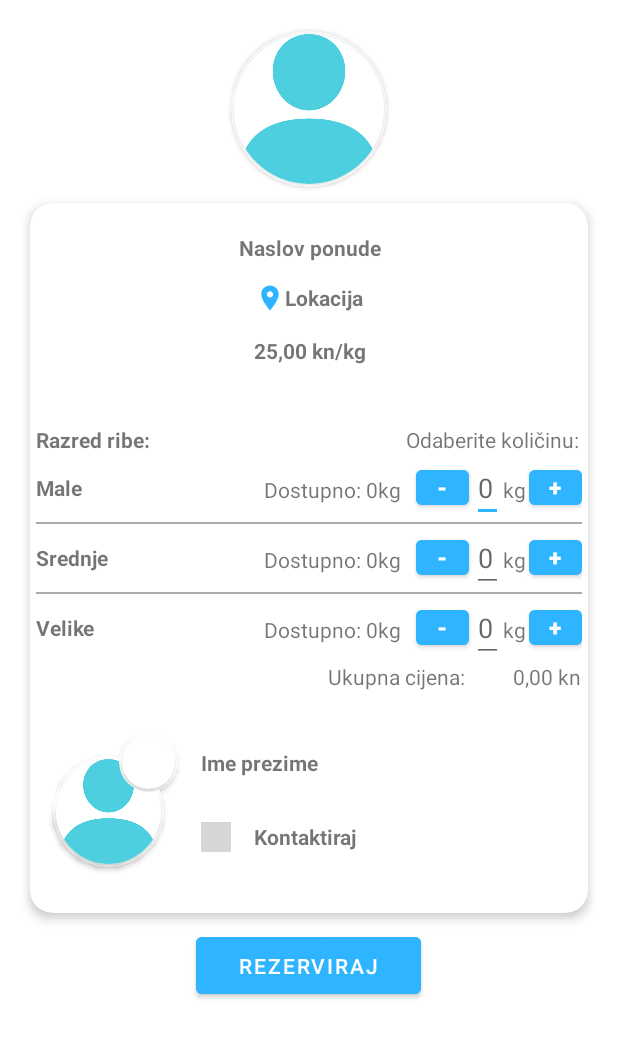
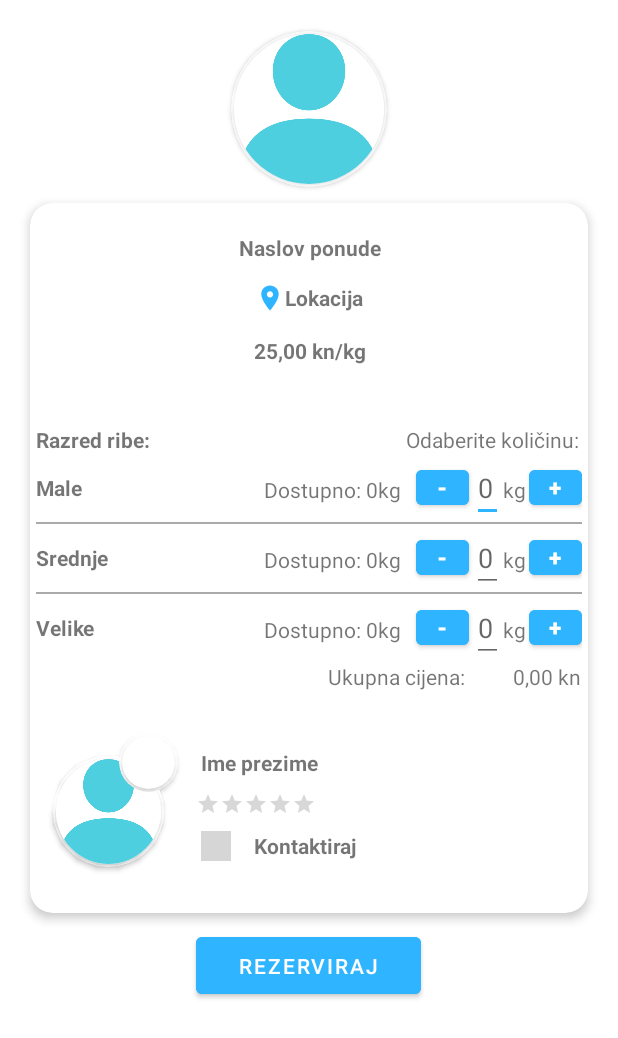
Before and after one commit to AIR-FOI-HR/AIR2023, an Android app: the layout fragment_offer_detail.xml on its own in the app's theme, with its tools: preview values and no code run, on a phone screen of 412 x 824 dp. Shown: the top 1038 px of the screen. Run offline under Robolectric (Android 15) with nearby library versions, the light colour scheme and no system bars; grey boxes are pictures that could not be loaded.

Commit message:
Implementacija prikaza ocjene korisnika na fragmentu za prikaz detalja ponude i dodana mogućnost ocjenjivanja ponuditelja klikom na ne/uspješno provedenu kupnju.

```diff
--- a/app/src/main/java/com/example/digitalnaribarnica/Fragments/PersonFragment.java
+++ b/app/src/main/java/com/example/digitalnaribarnica/Fragments/PersonFragment.java
@@ -74,7 +74,6 @@ public class PersonFragment extends Fragment {
         View view =binding.getRoot();
 
         edit = binding.btnUrediProfil;
-        showRatingFragment = binding.btnPrikaziOcjenjivanje;
 
         binding.emailP.setText(email);
         //binding.adresaP.setText(id);
--- a/app/src/main/java/com/example/digitalnaribarnica/Fragments/ReservationFragment.java
+++ b/app/src/main/java/com/example/digitalnaribarnica/Fragments/ReservationFragment.java
@@ -467,8 +467,10 @@ public class ReservationFragment extends Fragment {
 
         if (calendar.getTimeInMillis() < now.getTimeInMillis()) {
             FirestoreService firestoreService = new FirestoreService();
-            firestoreService.deleteReservation(reservation.getReservationID(), "Rezervation");
-            ++numberOfDeletedItems;
+            if(reservation.getStatus().equals("Nepotvrđeno")) {
+                firestoreService.deleteReservation(reservation.getReservationID(), "Rezervation");
+                ++numberOfDeletedItems;
+            }
         }
         return numberOfDeletedItems;
     }
--- a/app/src/main/res/layout/fragment_offer_detail.xml
+++ b/app/src/main/res/layout/fragment_offer_detail.xml
@@ -545,9 +545,26 @@
                                 android:textStyle="bold" />
 
                             <LinearLayout
+                                android:orientation="horizontal"
                                 android:layout_width="match_parent"
                                 android:layout_height="wrap_content"
-                                android:layout_marginTop="30dp"
+                                android:layout_marginLeft="12dp"
+                                android:layout_marginTop="10dp">
+
+                                <RatingBar
+                                    android:id="@+id/ratingBar"
+                                    style="?android:attr/ratingBarStyleSmall"
+                                    android:layout_width="wrap_content"
+                                    android:layout_height="wrap_content"
+                                    android:numStars="5"
+                                    android:rating="0"/>
+
+                            </LinearLayout>
+
+                            <LinearLayout
+                                android:layout_width="match_parent"
+                                android:layout_height="wrap_content"
+                                android:layout_marginTop="10dp"
                                 android:orientation="horizontal">
 
                                 <ImageView
@@ -566,6 +583,7 @@
                                     android:text="@string/contact"
                                     android:textSize="14sp"
                                     android:textStyle="bold" />
+
                             </LinearLayout>
 
                         </LinearLayout>
```
Also changed, not shown: app/src/main/java/com/example/digitalnaribarnica/Fragments/FragmentUserRating.java (+29 -0 lines), app/src/main/java/com/example/digitalnaribarnica/Fragments/OfferDetailFragment.java (+26 -1 lines), app/src/main/java/com/example/digitalnaribarnica/Repository.java (+27 -0 lines), app/src/main/java/com/example/digitalnaribarnica/ReviewCallback.java (added, +9 -0 lines), app/src/main/java/com/example/digitalnaribarnica/recycleviewer/ReservationsAdapter.java (+14 -0 lines), app/src/main/res/layout/fragment_person.xml (+0 -12 lines).
